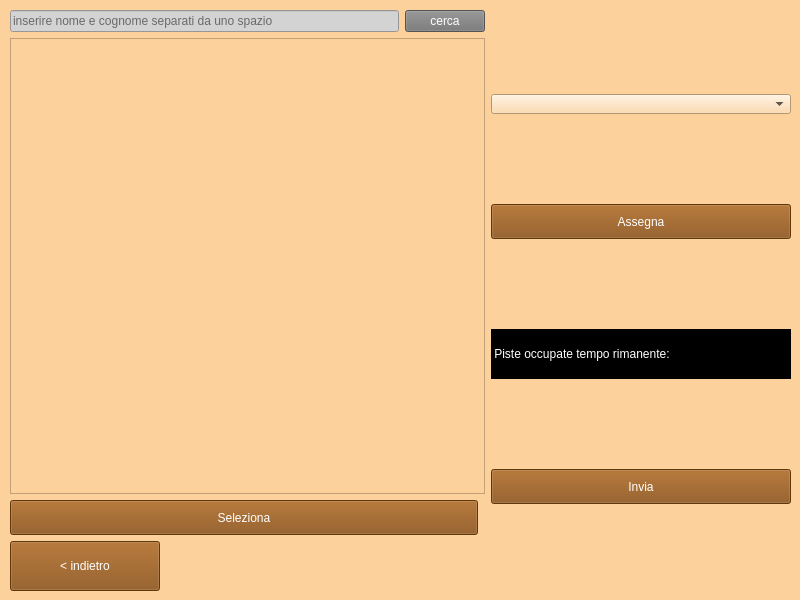
Old version of the form Partita/view/gestionePartite.ui in the repository ManuelMarrone/GestioneBowling.
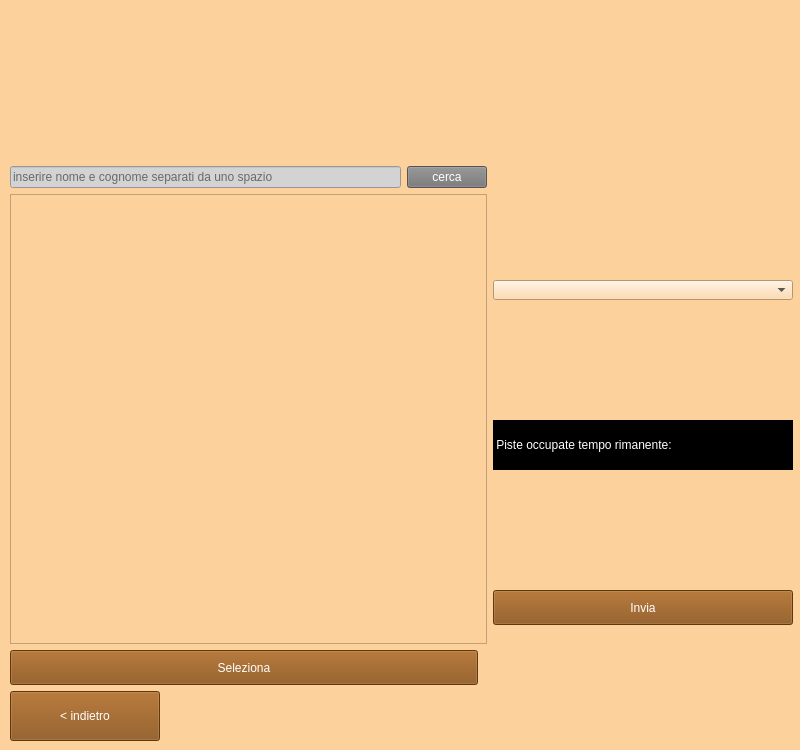
New version of the form. Icons and pictures are not drawn.

```diff
--- a/Partita/view/gestionePartite.ui
+++ b/Partita/view/gestionePartite.ui
@@ -7,19 +7,19 @@
     <x>0</x>
     <y>0</y>
     <width>800</width>
-    <height>600</height>
+    <height>750</height>
    </rect>
   </property>
   <property name="minimumSize">
    <size>
     <width>800</width>
-    <height>600</height>
+    <height>750</height>
    </size>
   </property>
   <property name="maximumSize">
    <size>
     <width>800</width>
-    <height>600</height>
+    <height>750</height>
    </size>
   </property>
   <property name="windowTitle">
@@ -33,10 +33,41 @@
     <rect>
      <x>10</x>
      <y>10</y>
-     <width>781</width>
-     <height>581</height>
+     <width>783</width>
+     <height>731</height>
     </rect>
    </property>
+   <layout class="QVBoxLayout" name="verticalLayout_3">
+    <item>
+     <layout class="QHBoxLayout" name="horizontalLayout_6">
+      <item>
+       <widget class="QLabel" name="label">
+        <property name="minimumSize">
+         <size>
+          <width>150</width>
+          <height>150</height>
+         </size>
+        </property>
+        <property name="maximumSize">
+         <size>
+          <width>150</width>
+          <height>150</height>
+         </size>
+        </property>
+        <property name="text">
+         <string/>
+        </property>
+        <property name="pixmap">
+         <pixmap>../../../../Logo_bowling.png</pixmap>
+        </property>
+        <property name="scaledContents">
+         <bool>true</bool>
+        </property>
+       </widget>
+      </item>
+     </layout>
+    </item>
+    <item>
    <layout class="QHBoxLayout" name="horizontalLayout">
     <item>
      <layout class="QVBoxLayout" name="verticalLayout">
@@ -299,7 +330,7 @@
      </layout>
     </item>
     <item>
-     <layout class="QVBoxLayout" name="verticalLayout_2" stretch="0,0,0,0">
+       <layout class="QVBoxLayout" name="verticalLayout_2" stretch="0,0,0">
       <property name="sizeConstraint">
        <enum>QLayout::SetFixedSize</enum>
       </property>
@@ -325,201 +356,6 @@
         </property>
        </widget>
       </item>
-      <item>
-       <widget class="QPushButton" name="assegnaButton">
-        <property name="minimumSize">
-         <size>
-          <width>300</width>
-          <height>35</height>
-         </size>
-        </property>
-        <property name="maximumSize">
-         <size>
-          <width>300</width>
-          <height>35</height>
-         </size>
-        </property>
-        <property name="palette">
-         <palette>
-          <active>
-           <colorrole role="WindowText">
-            <brush brushstyle="SolidPattern">
-             <color alpha="255">
-              <red>255</red>
-              <green>255</green>
-              <blue>255</blue>
-             </color>
-            </brush>
-           </colorrole>
-           <colorrole role="Button">
-            <brush brushstyle="SolidPattern">
-             <color alpha="255">
-              <red>135</red>
-              <green>75</green>
-              <blue>15</blue>
-             </color>
-            </brush>
-           </colorrole>
-           <colorrole role="Text">
-            <brush brushstyle="SolidPattern">
-             <color alpha="255">
-              <red>255</red>
-              <green>255</green>
-              <blue>255</blue>
-             </color>
-            </brush>
-           </colorrole>
-           <colorrole role="ButtonText">
-            <brush brushstyle="SolidPattern">
-             <color alpha="255">
-              <red>255</red>
-              <green>255</green>
-              <blue>255</blue>
-             </color>
-            </brush>
-           </colorrole>
-           <colorrole role="Base">
-            <brush brushstyle="SolidPattern">
-             <color alpha="255">
-              <red>135</red>
-              <green>75</green>
-              <blue>15</blue>
-             </color>
-            </brush>
-           </colorrole>
-           <colorrole role="Window">
-            <brush brushstyle="SolidPattern">
-             <color alpha="255">
-              <red>135</red>
-              <green>75</green>
-              <blue>15</blue>
-             </color>
-            </brush>
-           </colorrole>
-          </active>
-          <inactive>
-           <colorrole role="WindowText">
-            <brush brushstyle="SolidPattern">
-             <color alpha="255">
-              <red>255</red>
-              <green>255</green>
-              <blue>255</blue>
-             </color>
-            </brush>
-           </colorrole>
-           <colorrole role="Button">
-            <brush brushstyle="SolidPattern">
-             <color alpha="255">
-              <red>135</red>
-              <green>75</green>
-              <blue>15</blue>
-             </color>
-            </brush>
-           </colorrole>
-           <colorrole role="Text">
-            <brush brushstyle="SolidPattern">
-             <color alpha="255">
-              <red>255</red>
-              <green>255</green>
-              <blue>255</blue>
-             </color>
-            </brush>
-           </colorrole>
-           <colorrole role="ButtonText">
-            <brush brushstyle="SolidPattern">
-             <color alpha="255">
-              <red>255</red>
-              <green>255</green>
-              <blue>255</blue>
-             </color>
-            </brush>
-           </colorrole>
-           <colorrole role="Base">
-            <brush brushstyle="SolidPattern">
-             <color alpha="255">
-              <red>135</red>
-              <green>75</green>
-              <blue>15</blue>
-             </color>
-            </brush>
-           </colorrole>
-           <colorrole role="Window">
-            <brush brushstyle="SolidPattern">
-             <color alpha="255">
-              <red>135</red>
-              <green>75</green>
-              <blue>15</blue>
-             </color>
-            </brush>
-           </colorrole>
-          </inactive>
-          <disabled>
-           <colorrole role="WindowText">
-            <brush brushstyle="SolidPattern">
-             <color alpha="255">
-              <red>255</red>
-              <green>255</green>
-              <blue>255</blue>
-             </color>
-            </brush>
-           </colorrole>
-           <colorrole role="Button">
-            <brush brushstyle="SolidPattern">
-             <color alpha="255">
-              <red>135</red>
-              <green>75</green>
-              <blue>15</blue>
-             </color>
-            </brush>
-           </colorrole>
-           <colorrole role="Text">
-            <brush brushstyle="SolidPattern">
-             <color alpha="255">
-              <red>255</red>
-              <green>255</green>
-              <blue>255</blue>
-             </color>
-            </brush>
-           </colorrole>
-           <colorrole role="ButtonText">
-            <brush brushstyle="SolidPattern">
-             <color alpha="255">
-              <red>255</red>
-              <green>255</green>
-              <blue>255</blue>
-             </color>
-            </brush>
-           </colorrole>
-           <colorrole role="Base">
-            <brush brushstyle="SolidPattern">
-             <color alpha="255">
-              <red>135</red>
-              <green>75</green>
-              <blue>15</blue>
-             </color>
-            </brush>
-           </colorrole>
-           <colorrole role="Window">
-            <brush brushstyle="SolidPattern">
-             <color alpha="255">
-              <red>135</red>
-              <green>75</green>
-              <blue>15</blue>
-             </color>
-            </brush>
-           </colorrole>
-          </disabled>
-         </palette>
-        </property>
-        <property name="styleSheet">
-         <string notr="true">color: rgb(255, 255, 255);
-background-color: rgb(135, 75, 15);</string>
-        </property>
-        <property name="text">
-         <string>Assegna</string>
-        </property>
-       </widget>
-      </item>
       <item>
        <widget class="QLabel" name="messaggioTempo">
         <property name="minimumSize">
@@ -736,6 +572,8 @@
          <string>Invia</string>
         </property>
        </widget>
+        </item>
+       </layout>
       </item>
      </layout>
     </item>
```
Left out of the diff: 2 changed lines with no effect on the pictures. Lines whose indentation alone changed are shown as unchanged.
